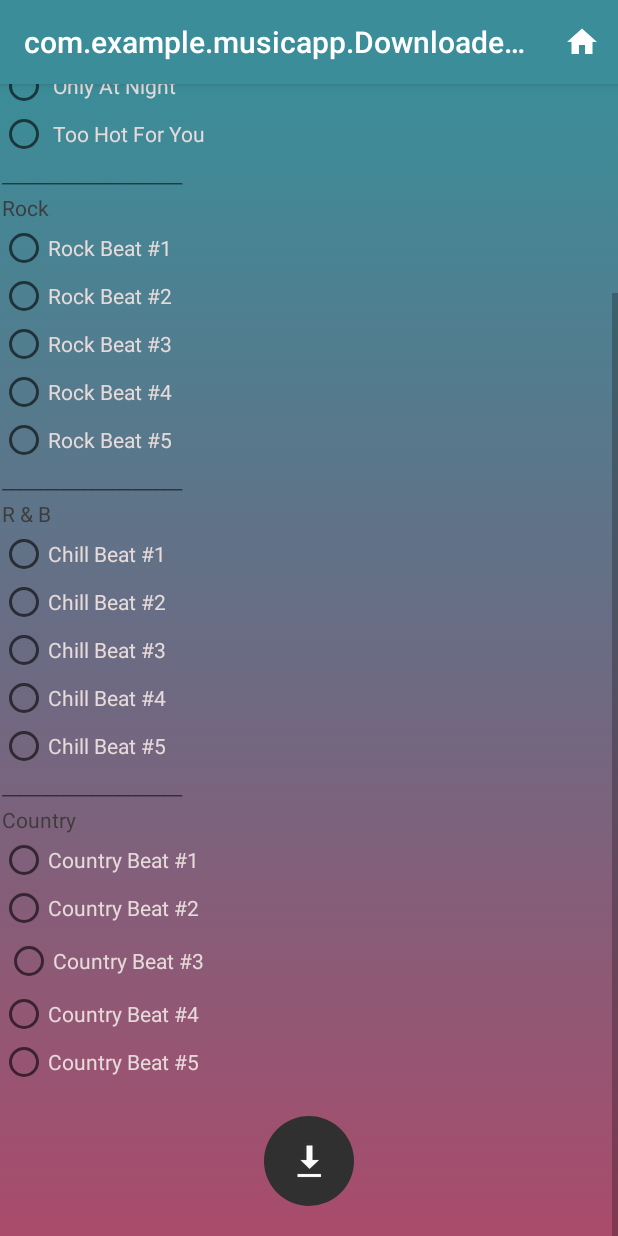
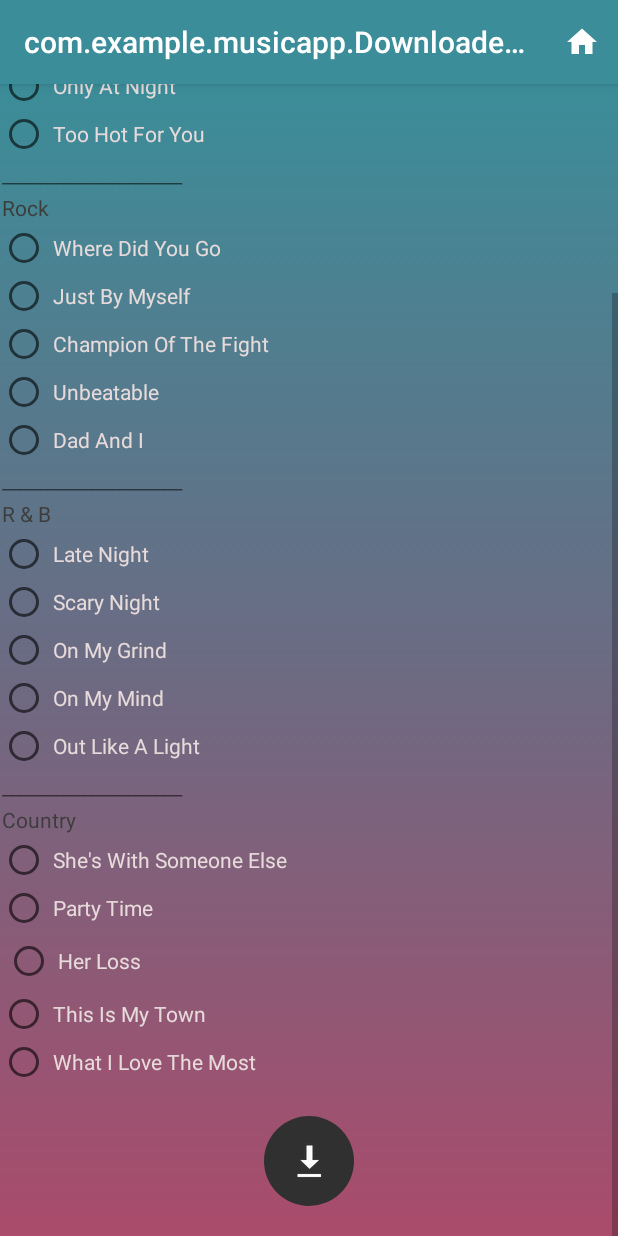
Before and after one commit to jtclapp/MApp, an Android app: the DownloadedBeats screen opened directly, with no data from a screen before it, scrolled down 170 dp, on a phone screen of 412 x 824 dp. Run offline under Robolectric (Android 15) with nearby library versions, the phone set to English and light mode, and no system bars; our stand-ins replace AdMob, Firebase (no records; nobody signed in at launch, a user with empty details on screens opened directly); network calls fail.

Commit message:
Added Names To All Beats

```diff
--- a/app/src/main/res/layout/activity_created_song_play.xml
+++ b/app/src/main/res/layout/activity_created_song_play.xml
@@ -61,7 +61,7 @@
                 android:layout_height="wrap_content"
                 android:layout_margin="5dp"
                 android:text="Beat Volume:"
-                android:textColor="#E6DADA" />
+                android:textColor="#000000" />
             <SeekBar
                 android:id="@+id/CreatedSongVolume"
                 android:layout_width="152dp"
--- a/app/src/main/res/layout/activity_downloaded_beats.xml
+++ b/app/src/main/res/layout/activity_downloaded_beats.xml
@@ -94,31 +94,31 @@
             android:id="@+id/radioButton4"
             android:layout_width="match_parent"
             android:layout_height="wrap_content"
-            android:text="Rock Beat #1"
+            android:text=" Where Did You Go"
             android:textColor="#E6DADA"/>
         <RadioButton
             android:id="@+id/radioButton26"
             android:layout_width="match_parent"
             android:layout_height="wrap_content"
-            android:text="Rock Beat #2"
+            android:text=" Just By Myself"
             android:textColor="#E6DADA"/>
         <RadioButton
             android:id="@+id/radioButton27"
             android:layout_width="match_parent"
             android:layout_height="wrap_content"
-            android:text="Rock Beat #3"
+            android:text=" Champion Of The Fight"
             android:textColor="#E6DADA"/>
         <RadioButton
             android:id="@+id/radioButton28"
             android:layout_width="match_parent"
             android:layout_height="wrap_content"
-            android:text="Rock Beat #4"
+            android:text=" Unbeatable"
             android:textColor="#E6DADA"/>
         <RadioButton
             android:id="@+id/radioButton29"
             android:layout_width="match_parent"
             android:layout_height="wrap_content"
-            android:text="Rock Beat #5"
+            android:text=" Dad And I"
             android:textColor="#E6DADA"/>
         <TextView
             android:id="@+id/textView13"
@@ -139,31 +139,31 @@
             android:id="@+id/radioButton5"
             android:layout_width="match_parent"
             android:layout_height="wrap_content"
-            android:text="Chill Beat #1"
+            android:text=" Late Night"
             android:textColor="#E6DADA"/>
         <RadioButton
             android:id="@+id/radioButton6"
             android:layout_width="match_parent"
             android:layout_height="wrap_content"
-            android:text="Chill Beat #2"
+            android:text=" Scary Night"
             android:textColor="#E6DADA"/>
         <RadioButton
             android:id="@+id/radioButton7"
             android:layout_width="match_parent"
             android:layout_height="wrap_content"
-            android:text="Chill Beat #3"
+            android:text=" On My Grind"
             android:textColor="#E6DADA"/>
         <RadioButton
             android:id="@+id/radioButton8"
             android:layout_width="match_parent"
             android:layout_height="wrap_content"
-            android:text="Chill Beat #4"
+            android:text=" On My Mind"
             android:textColor="#E6DADA"/>
         <RadioButton
             android:id="@+id/radioButton35"
             android:layout_width="match_parent"
             android:layout_height="wrap_content"
-            android:text="Chill Beat #5"
+            android:text=" Out Like A Light"
             android:textColor="#E6DADA"/>
         <TextView
             android:id="@+id/textView14"
@@ -184,33 +184,33 @@
             android:id="@+id/radioButton9"
             android:layout_width="match_parent"
             android:layout_height="wrap_content"
-            android:text="Country Beat #1"
+            android:text=" She's With Someone Else"
             android:textColor="#E6DADA"/>
 
         <RadioButton
             android:id="@+id/radioButton10"
             android:layout_width="match_parent"
             android:layout_height="wrap_content"
-            android:text="Country Beat #2"
+            android:text=" Party Time"
             android:textColor="#E6DADA"/>
         <RadioButton
             android:id="@+id/radioButton11"
             android:layout_width="match_parent"
             android:layout_height="wrap_content"
-            android:text="Country Beat #3"
+            android:text=" Her Loss"
             android:layout_margin="3dp"
             android:textColor="#E6DADA"/>
         <RadioButton
             android:id="@+id/radioButton12"
             android:layout_width="match_parent"
             android:layout_height="wrap_content"
-            android:text="Country Beat #4"
+            android:text=" This Is My Town"
             android:textColor="#E6DADA"/>
         <RadioButton
             android:id="@+id/radioButton13"
             android:layout_width="match_parent"
             android:layout_height="wrap_content"
-            android:text="Country Beat #5"
+            android:text=" What I Love The Most"
             android:textColor="#E6DADA"/>
     </RadioGroup>
 
--- a/settings.gradle
+++ b/settings.gradle
@@ -1,2 +1,2 @@
 include ':app'
-rootProject.name = "MusicApp"
+rootProject.name = "Song Creator"
```
Also changed, not shown: app/src/main/java/com/example/musicapp/MainActivity5.java (+6 -3 lines), app/src/main/res/layout/activity_beatpage3.xml (+5 -5 lines), app/src/main/res/layout/activity_beatpage4.xml (+5 -5 lines), app/src/main/res/layout/beat2_activity.xml (+5 -5 lines).
